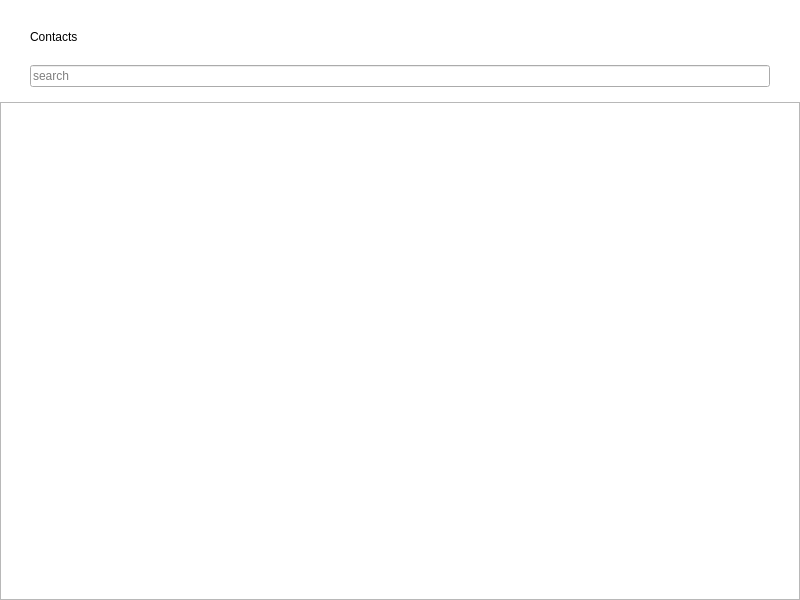
Before: the Qt Designer form xivoclient/src/xlets/people/people_widget.ui in wazo-platform/wazo-client-qt, drawn with Qt 5.
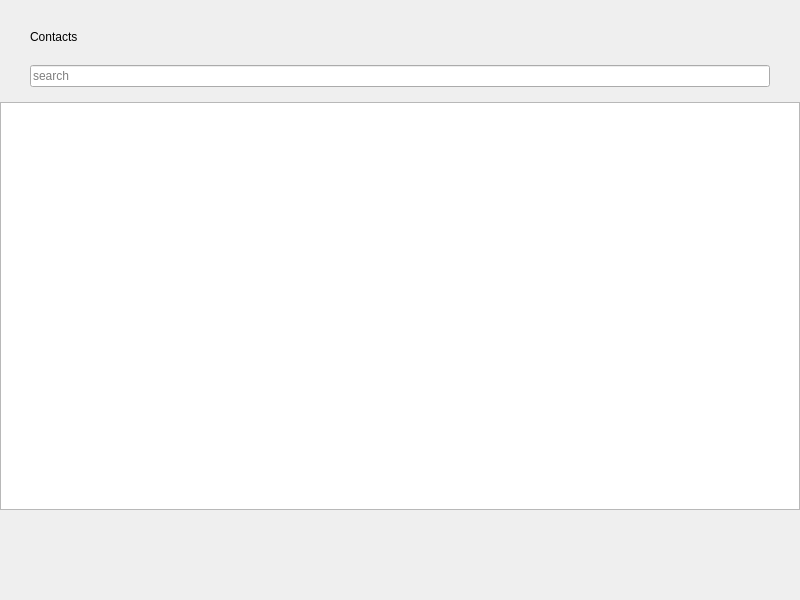
After: the same form once the commit is applied. Custom widgets are drawn as their Qt base class.

Commit message: add bottom margin to People Xlet

What changed in the file:
```diff
--- a/xivoclient/src/xlets/people/people_widget.ui
+++ b/xivoclient/src/xlets/people/people_widget.ui
@@ -10,12 +10,6 @@
     <height>600</height>
    </rect>
   </property>
-  <property name="styleSheet">
-   <string notr="true">#PeopleWidget {
-    background: white;
-}
-</string>
-  </property>
   <property name="qss_tags" stdset="0">
    <stringlist notr="true">
     <string>xlet_frame</string>
@@ -122,6 +116,26 @@
      <item>
       <widget class="PeopleEntryView" name="entry_table"/>
      </item>
+     <item>
+      <layout class="QHBoxLayout" name="horizontalLayout_2">
+       <item>
+        <spacer name="verticalSpacer">
+         <property name="orientation">
+          <enum>Qt::Vertical</enum>
+         </property>
+         <property name="sizeType">
+          <enum>QSizePolicy::Fixed</enum>
+         </property>
+         <property name="sizeHint" stdset="0">
+          <size>
+           <width>20</width>
+           <height>90</height>
+          </size>
+         </property>
+        </spacer>
+       </item>
+      </layout>
+     </item>
     </layout>
    </item>
   </layout>
```
